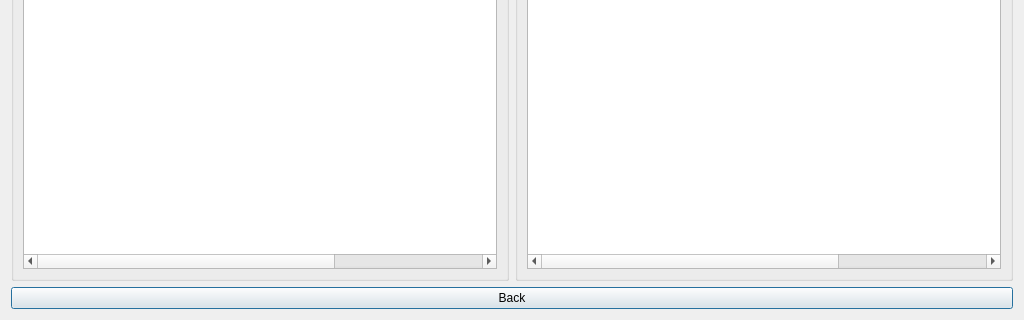
The window that dialog_editfigures.ui (JeyM1/Course_Work_OOP_1) describes before a commit, drawn with Qt 5; both pictures show x 0 to 1024 and y 448 to 768 of the 1024 by 768 pixel window.
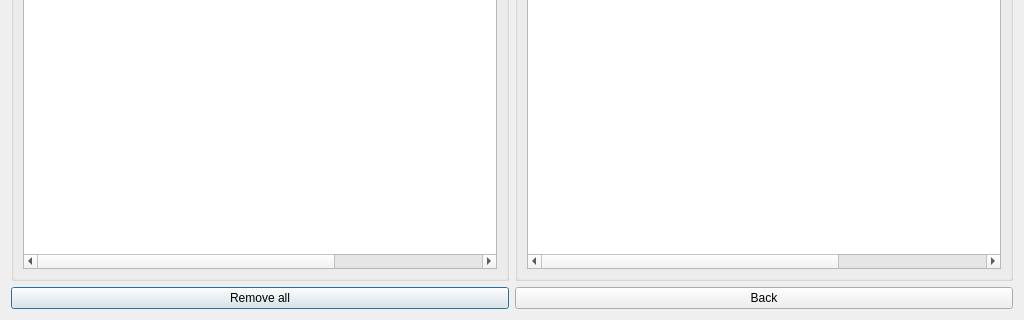
The same window after the commit.

```diff
--- a/dialog_editfigures.ui
+++ b/dialog_editfigures.ui
@@ -160,7 +160,7 @@
      </item>
     </layout>
    </item>
-   <item row="1" column="0" rowspan="2" colspan="2">
+   <item row="1" column="0" colspan="2">
     <layout class="QHBoxLayout" name="horizontalLayout_2">
      <item>
       <widget class="QGroupBox" name="groupRect">
@@ -304,7 +304,14 @@
      </item>
     </layout>
    </item>
-   <item row="3" column="0" colspan="2">
+   <item row="2" column="0">
+    <widget class="QPushButton" name="btn_remove_all">
+     <property name="text">
+      <string>Remove all</string>
+     </property>
+    </widget>
+   </item>
+   <item row="2" column="1">
     <widget class="QPushButton" name="btn_back">
      <property name="text">
       <string>Back</string>
```
